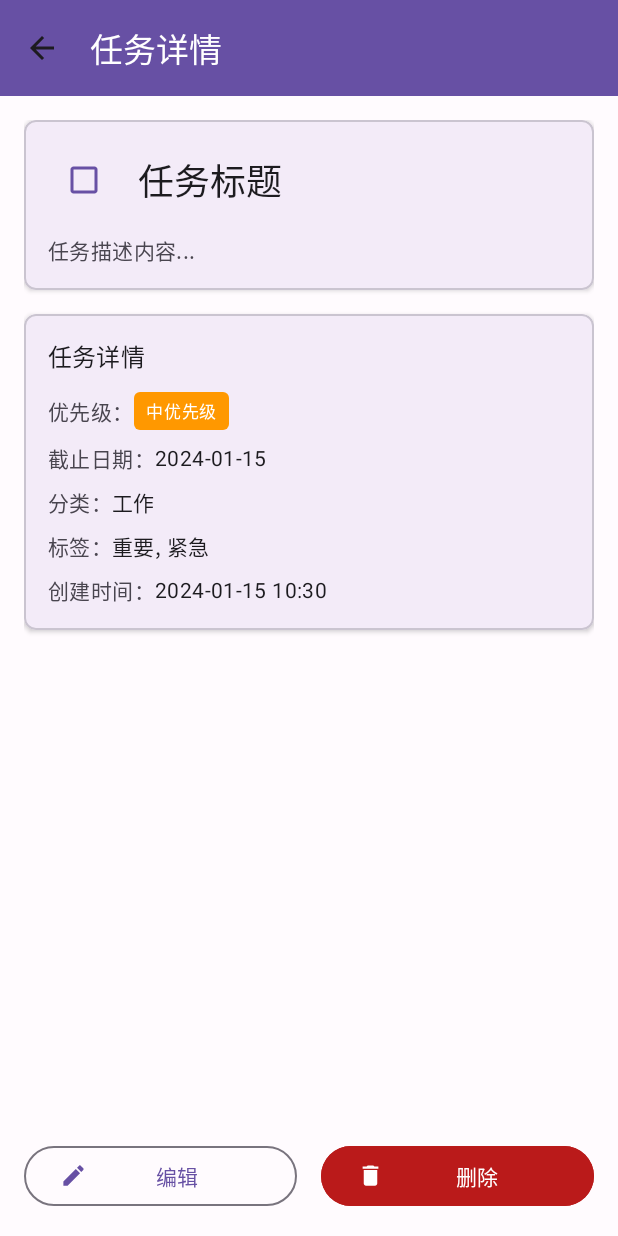
After one commit to xingchentye/ToDo-Android, an Android app: the TaskDetailActivity screen opened directly, with no data from a screen before it, on a phone screen of 412 x 824 dp. The commit adds this screen. Run offline under Robolectric (Android 15) with nearby library versions, the phone set to English and light mode, and no system bars; 1 statement that could not run was skipped.

Commit message:
Implement task details.

```diff
--- a/app/build.gradle
+++ b/app/build.gradle
@@ -43,6 +43,7 @@ dependencies {
 
     // Material Design
     implementation 'com.google.android.material:material:1.6.1'
+    implementation 'com.google.android.flexbox:flexbox:3.0.0'
 
     // AndroidX
     implementation 'androidx.appcompat:appcompat:1.4.2'
--- a/app/src/main/AndroidManifest.xml
+++ b/app/src/main/AndroidManifest.xml
@@ -46,7 +46,9 @@
             android:name=".EditProfileActivity"
             android:exported="false"
             android:theme="@style/Theme.ToDo" />
-
+        <activity
+            android:name=".TaskDetailActivity"
+            android:theme="@style/Theme.ToDo" />
     </application>
 
 </manifest>
--- a/app/src/main/java/com/example/todo/fragments/TaskFragment.java
+++ b/app/src/main/java/com/example/todo/fragments/TaskFragment.java
@@ -14,6 +14,7 @@ import androidx.fragment.app.Fragment;
 import androidx.recyclerview.widget.LinearLayoutManager;
 import com.example.todo.CreateTaskActivity;
 import com.example.todo.R;
+import com.example.todo.TaskDetailActivity;
 import com.example.todo.adapters.TaskAdapter;
 import com.example.todo.databinding.FragmentTaskBinding;
 import com.example.todo.model.Task;
@@ -249,7 +250,9 @@ public class TaskFragment extends Fragment {
 
     private void openTaskDetail(Task task) {
         Log.d(TAG, "📖 打开任务详情: " + task.getTitle());
-        Toast.makeText(requireContext(), "打开任务详情: " + task.getTitle(), Toast.LENGTH_SHORT).show();
+        Intent intent = new Intent(requireContext(), TaskDetailActivity.class);
+        intent.putExtra("task", task);
+        startActivityForResult(intent, 1003); // 使用不同的requestCode
     }
 
     private void editTask(Task task) {
--- /dev/null
+++ b/app/src/main/res/drawable/bg_priority_high.xml
@@ -0,0 +1,5 @@
+<?xml version="1.0" encoding="utf-8"?>
+<shape xmlns:android="http://schemas.android.com/apk/res/android">
+    <solid android:color="@color/priority_high" />
+    <corners android:radius="4dp" />
+</shape>
--- /dev/null
+++ b/app/src/main/res/drawable/bg_priority_low.xml
@@ -0,0 +1,5 @@
+<?xml version="1.0" encoding="utf-8"?>
+<shape xmlns:android="http://schemas.android.com/apk/res/android">
+    <solid android:color="@color/priority_low" />
+    <corners android:radius="4dp" />
+</shape>
--- /dev/null
+++ b/app/src/main/res/drawable/bg_priority_medium.xml
@@ -0,0 +1,5 @@
+<?xml version="1.0" encoding="utf-8"?>
+<shape xmlns:android="http://schemas.android.com/apk/res/android">
+    <solid android:color="@color/priority_medium" />
+    <corners android:radius="4dp" />
+</shape>
--- /dev/null
+++ b/app/src/main/res/drawable/ic_delete.xml
@@ -0,0 +1,5 @@
+<vector xmlns:android="http://schemas.android.com/apk/res/android" android:height="24dp" android:tint="#000000" android:viewportHeight="24" android:viewportWidth="24" android:width="24dp">
+
+    <path android:fillColor="@android:color/white" android:pathData="M6,19c0,1.1 0.9,2 2,2h8c1.1,0 2,-0.9 2,-2V7H6v12zM19,4h-3.5l-1,-1h-5l-1,1H5v2h14V4z"/>
+
+</vector>
--- /dev/null
+++ b/app/src/main/res/layout/activity_task_detail.xml
@@ -0,0 +1,272 @@
+<?xml version="1.0" encoding="utf-8"?>
+<LinearLayout xmlns:android="http://schemas.android.com/apk/res/android"
+    xmlns:app="http://schemas.android.com/apk/res-auto"
+    android:layout_width="match_parent"
+    android:layout_height="match_parent"
+    android:background="@color/background"
+    android:orientation="vertical">
+
+    <com.google.android.material.appbar.MaterialToolbar
+        android:id="@+id/toolbar"
+        android:layout_width="match_parent"
+        android:layout_height="?attr/actionBarSize"
+        android:background="@color/app_bar_background"
+        app:navigationIcon="@drawable/ic_arrow_back"
+        app:title="任务详情"
+        app:titleTextColor="@color/app_bar_text" />
+
+    <ScrollView
+        android:layout_width="match_parent"
+        android:layout_height="0dp"
+        android:layout_weight="1"
+        android:padding="16dp">
+
+        <LinearLayout
+            android:layout_width="match_parent"
+            android:layout_height="wrap_content"
+            android:orientation="vertical">
+
+            <!-- 任务基本信息卡片 -->
+            <com.google.android.material.card.MaterialCardView
+                android:layout_width="match_parent"
+                android:layout_height="wrap_content"
+                app:cardCornerRadius="8dp"
+                app:cardElevation="2dp"
+                android:layout_marginBottom="16dp">
+
+                <LinearLayout
+                    android:layout_width="match_parent"
+                    android:layout_height="wrap_content"
+                    android:orientation="vertical"
+                    android:padding="16dp">
+
+                    <!-- 任务标题和状态 -->
+                    <LinearLayout
+                        android:layout_width="match_parent"
+                        android:layout_height="wrap_content"
+                        android:orientation="horizontal"
+                        android:gravity="center_vertical">
+
+                        <CheckBox
+                            android:id="@+id/checkboxCompleted"
+                            android:layout_width="wrap_content"
+                            android:layout_height="wrap_content"
+                            android:buttonTint="@color/primary" />
+
+                        <TextView
+                            android:id="@+id/textTaskTitle"
+                            android:layout_width="0dp"
+                            android:layout_height="wrap_content"
+                            android:layout_weight="1"
+                            android:layout_marginStart="12dp"
+                            android:text="任务标题"
+                            android:textAppearance="@style/TextAppearance.Material3.HeadlineSmall"
+                            android:textColor="@color/text_primary" />
+
+                    </LinearLayout>
+
+                    <!-- 任务描述 -->
+                    <TextView
+                        android:id="@+id/textTaskDescription"
+                        android:layout_width="match_parent"
+                        android:layout_height="wrap_content"
+                        android:layout_marginTop="12dp"
+                        android:text="任务描述内容..."
+                        android:textAppearance="@style/TextAppearance.Material3.BodyMedium"
+                        android:textColor="@color/text_secondary" />
+
+                </LinearLayout>
+
+            </com.google.android.material.card.MaterialCardView>
+
+            <!-- 任务详情卡片 -->
+            <com.google.android.material.card.MaterialCardView
+                android:layout_width="match_parent"
+                android:layout_height="wrap_content"
+                app:cardCornerRadius="8dp"
+                app:cardElevation="2dp"
+                android:layout_marginBottom="16dp">
+
+                <LinearLayout
+                    android:layout_width="match_parent"
+                    android:layout_height="wrap_content"
+                    android:orientation="vertical"
+                    android:padding="16dp">
+
+                    <TextView
+                        android:layout_width="match_parent"
+                        android:layout_height="wrap_content"
+                        android:text="任务详情"
+                        android:textAppearance="@style/TextAppearance.Material3.TitleMedium"
+                        android:textColor="@color/text_primary"
+                        android:layout_marginBottom="12dp" />
+
+                    <!-- 优先级 -->
+                    <LinearLayout
+                        android:layout_width="match_parent"
+                        android:layout_height="wrap_content"
+                        android:orientation="horizontal"
+                        android:gravity="center_vertical"
+                        android:layout_marginBottom="8dp">
+
+                        <TextView
+                            android:layout_width="wrap_content"
+                            android:layout_height="wrap_content"
+                            android:text="优先级："
+                            android:textAppearance="@style/TextAppearance.Material3.BodyMedium"
+                            android:textColor="@color/text_secondary" />
+
+                        <TextView
+                            android:id="@+id/textPriority"
+                            android:layout_width="wrap_content"
+                            android:layout_height="wrap_content"
+                            android:paddingHorizontal="8dp"
+                            android:paddingVertical="4dp"
+                            android:text="中优先级"
+                            android:textAppearance="@style/TextAppearance.Material3.LabelSmall"
+                            android:textColor="@color/white"
+                            android:background="@drawable/bg_priority_medium" />
+
+                    </LinearLayout>
+
+                    <!-- 截止日期 -->
+                    <LinearLayout
+                        android:layout_width="match_parent"
+                        android:layout_height="wrap_content"
+                        android:orientation="horizontal"
+                        android:gravity="center_vertical"
+                        android:layout_marginBottom="8dp">
+
+                        <TextView
+                            android:layout_width="wrap_content"
+                            android:layout_height="wrap_content"
+                            android:text="截止日期："
+                            android:textAppearance="@style/TextAppearance.Material3.BodyMedium"
+                            android:textColor="@color/text_secondary" />
+
+                        <TextView
+                            android:id="@+id/textDueDate"
+                            android:layout_width="wrap_content"
+                            android:layout_height="wrap_content"
+                            android:text="2024-01-15"
+                            android:textAppearance="@style/TextAppearance.Material3.BodyMedium"
+                            android:textColor="@color/text_primary" />
+
+                    </LinearLayout>
+
+                    <!-- 分类 -->
+                    <LinearLayout
+                        android:layout_width="match_parent"
+                        android:layout_height="wrap_content"
+                        android:orientation="horizontal"
+                        android:gravity="center_vertical"
+                        android:layout_marginBottom="8dp">
+
+                        <TextView
+                            android:layout_width="wrap_content"
+                            android:layout_height="wrap_content"
+                            android:text="分类："
+                            android:textAppearance="@style/TextAppearance.Material3.BodyMedium"
+                            android:textColor="@color/text_secondary" />
+
+                        <TextView
+                            android:id="@+id/textCategory"
+                            android:layout_width="wrap_content"
+                            android:layout_height="wrap_content"
+                            android:text="工作"
+                            android:textAppearance="@style/TextAppearance.Material3.BodyMedium"
+                            android:textColor="@color/text_primary" />
+
+                    </LinearLayout>
+
+                    <!-- 标签 -->
+                    <LinearLayout
+                        android:layout_width="match_parent"
+                        android:layout_height="wrap_content"
+                        android:orientation="horizontal"
+                        android:gravity="center_vertical"
+                        android:layout_marginBottom="8dp">
+
+                        <TextView
+                            android:layout_width="wrap_content"
+                            android:layout_height="wrap_content"
+                            android:text="标签："
+                            android:textAppearance="@style/TextAppearance.Material3.BodyMedium"
+                            android:textColor="@color/text_secondary" />
+
+                        <TextView
+                            android:id="@+id/textTags"
+                            android:layout_width="wrap_content"
+                            android:layout_height="wrap_content"
+                            android:text="重要, 紧急"
+                            android:textAppearance="@style/TextAppearance.Material3.BodyMedium"
+                            android:textColor="@color/text_primary" />
+
+                    </LinearLayout>
+
+                    <!-- 创建时间 -->
+                    <LinearLayout
+                        android:layout_width="match_parent"
+                        android:layout_height="wrap_content"
+                        android:orientation="horizontal"
+                        android:gravity="center_vertical">
+
+                        <TextView
+                            android:layout_width="wrap_content"
+                            android:layout_height="wrap_content"
+                            android:text="创建时间："
+                            android:textAppearance="@style/TextAppearance.Material3.BodyMedium"
+                            android:textColor="@color/text_secondary" />
+
+                        <TextView
+                            android:id="@+id/textCreateTime"
+                            android:layout_width="wrap_content"
+                            android:layout_height="wrap_content"
+                            android:text="2024-01-15 10:30"
+                            android:textAppearance="@style/TextAppearance.Material3.BodyMedium"
+                            android:textColor="@color/text_primary" />
+
+                    </LinearLayout>
+
+                </LinearLayout>
+
+            </com.google.android.material.card.MaterialCardView>
+
+        </LinearLayout>
+
+    </ScrollView>
+
+    <!-- 底部操作按钮 -->
+    <LinearLayout
+        android:layout_width="match_parent"
+        android:layout_height="wrap_content"
+        android:orientation="horizontal"
+        android:gravity="center"
+        android:padding="16dp"
+        android:background="@color/surface">
+
+        <com.google.android.material.button.MaterialButton
+            android:id="@+id/buttonEdit"
+            android:layout_width="0dp"
+            android:layout_height="wrap_content"
+            android:layout_weight="1"
+            android:layout_marginEnd="8dp"
+            android:text="编辑"
+            style="@style/Widget.Material3.Button.OutlinedButton"
+            app:icon="@drawable/ic_edit" />
+
+        <com.google.android.material.button.MaterialButton
+            android:id="@+id/buttonDelete"
+            android:layout_width="0dp"
+            android:layout_height="wrap_content"
+            android:layout_weight="1"
+            android:layout_marginStart="8dp"
+            android:text="删除"
+            style="@style/Widget.Material3.Button"
+            app:icon="@drawable/ic_delete"
+            app:iconTint="@color/onError"
+            android:backgroundTint="@color/error" />
+
+    </LinearLayout>
+
+</LinearLayout>
```
Also changed, not shown: app/src/main/java/com/example/todo/TaskDetailActivity.java (added, +369 -0 lines), app/src/main/res/layout/dialog_create_category.xml (+0 -9 lines), app/src/main/res/layout/dialog_create_tag.xml (+0 -9 lines), app/src/main/res/layout/item_task.xml (+10 -6 lines).
